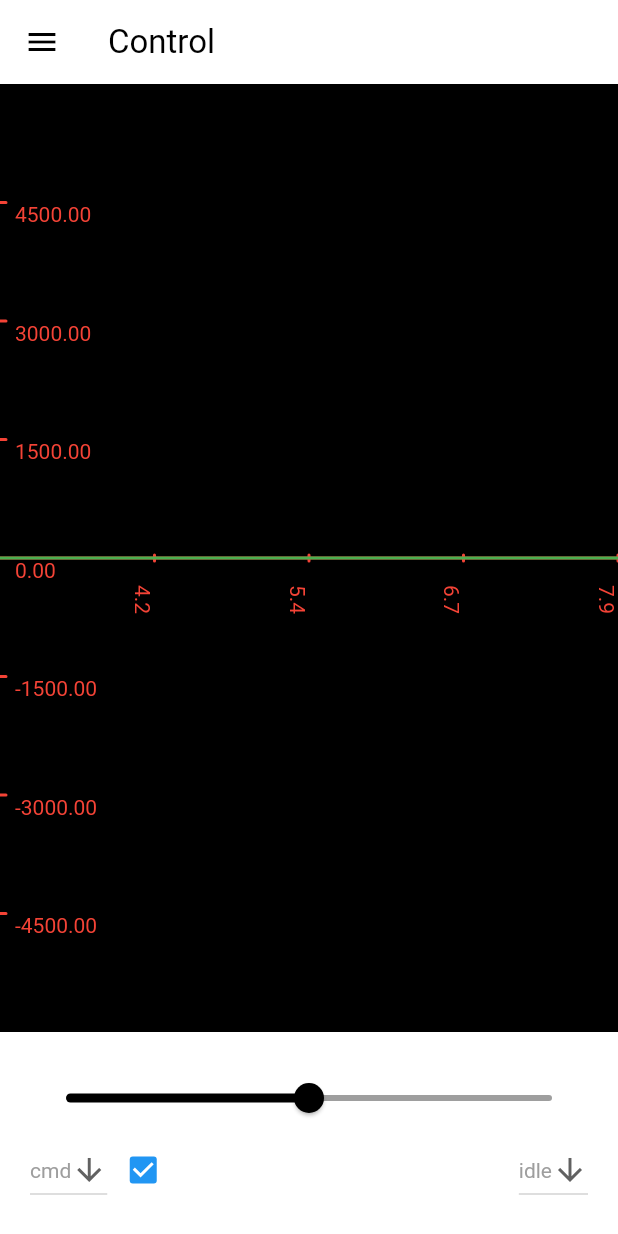
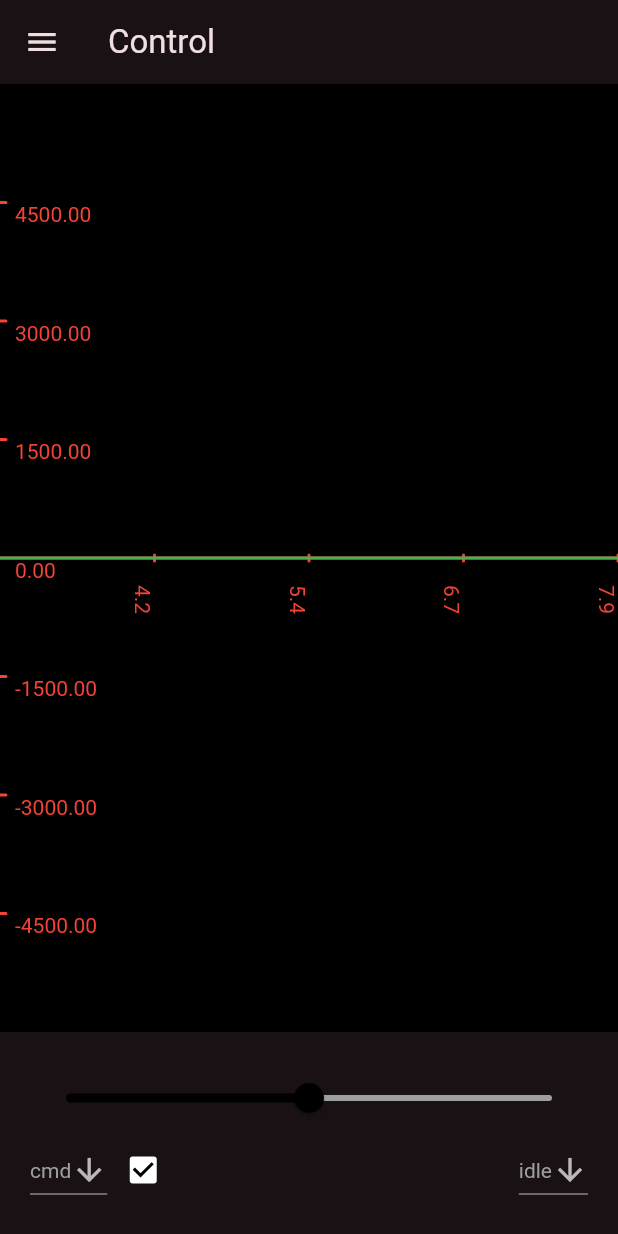
Before and after one commit to benjaminpaik/remote_control, a Flutter app: the screen it shows after launch, on a phone screen of 412 x 824 dp. Run offline on Flutter 3.47's test engine with Material 3 defaults, Android fonts, the phone set to English and light mode, and no system bars; our stand-ins replace permission_handler; missing offline and left inert: flutter_reactive_ble.

```diff
--- a/lib/definitions.dart
+++ b/lib/definitions.dart
@@ -1,7 +1,4 @@
 
-import 'package:flutter/material.dart';
-
-const Color textColor = Colors.black;
 const double standardFontSize = 15;
 
 class RouteData {
--- a/lib/main.dart
+++ b/lib/main.dart
@@ -1,3 +1,4 @@
+
 import 'package:flutter/material.dart';
 import 'package:provider/provider.dart';
 import 'package:remote_control/definitions.dart';
@@ -10,27 +11,28 @@ import 'models/graph_data_model.dart';
 void main() => runApp(const GraphDataApp());
 
 class GraphDataApp extends StatelessWidget {
-  const GraphDataApp({Key? key}) : super(key: key);
+  const GraphDataApp({super.key});
 
   // This widget is the root of your application.
   @override
   Widget build(BuildContext context) {
+    final colorScheme = ColorScheme.fromSeed(
+      brightness: Brightness.dark,
+      seedColor: Colors.black,
+      primary: Colors.white,
+      onPrimary: Colors.black,
+    );
+
     return MultiProvider(
       providers: [
-        ChangeNotifierProvider<ScreenModel>(
-            create: (context) => ScreenModel()),
+        ChangeNotifierProvider<ScreenModel>(create: (context) => ScreenModel()),
         ChangeNotifierProvider<GraphDataModel>(
             create: (context) => GraphDataModel()),
       ],
       child: MaterialApp(
         title: 'Remote Control',
         theme: ThemeData(
-          primaryColor: Colors.blue,
-          textTheme: const TextTheme(
-            displayLarge: TextStyle(fontSize: 30.0, fontWeight: FontWeight.normal, color: Colors.white),
-            bodyLarge: TextStyle(fontSize: 16.0, fontWeight: FontWeight.normal, color: Colors.black),
-            bodyMedium: TextStyle(fontSize: 12.0, fontWeight: FontWeight.normal, color: Colors.white),
-          ), colorScheme: ColorScheme.fromSwatch().copyWith(secondary: Colors.lightBlue),
+          colorScheme: colorScheme,
         ),
         initialRoute: controlRoute.route,
         routes: {
--- a/lib/screens/scope_screen.dart
+++ b/lib/screens/scope_screen.dart
@@ -9,7 +9,7 @@ import '../definitions.dart';
 class ScopePage extends StatelessWidget {
   final String title;
 
-  const ScopePage({Key? key, required this.title}) : super(key: key);
+  const ScopePage({super.key, required this.title});
 
   @override
   Widget build(BuildContext context) {
@@ -43,7 +43,7 @@ class ScopePage extends StatelessWidget {
 class OscilloscopeControls extends StatelessWidget {
   final bool portrait;
 
-  const OscilloscopeControls(this.portrait, {Key? key}) : super(key: key);
+  const OscilloscopeControls(this.portrait, {super.key});
 
   @override
   Widget build(BuildContext context) {
@@ -155,7 +155,7 @@ class OscilloscopeControls extends StatelessWidget {
 
 class OscilloscopePlots extends StatelessWidget {
 
-  const OscilloscopePlots({Key? key}) : super(key: key);
+  const OscilloscopePlots({super.key});
 
   @override
   Widget build(BuildContext context) {
@@ -164,7 +164,7 @@ class OscilloscopePlots extends StatelessWidget {
       child: Selector<GraphDataModel, double>(
         selector: (_, selectorModel) => selectorModel.elapsedTime,
         builder: (context, selectorTuple, child) {
-          return Oscilloscope(key: key, plotData: graphDataModel.plotData);
+          return Oscilloscope(graphDataModel.plotData);
         },
       ),
     );
--- a/lib/widgets/navigation_widget.dart
+++ b/lib/widgets/navigation_widget.dart
@@ -5,7 +5,7 @@ import 'package:remote_control/models/screen_model.dart';
 import '../definitions.dart';
 
 class CustomNavigationDrawer extends StatelessWidget {
-  const CustomNavigationDrawer({Key? key}) : super(key: key);
+  const CustomNavigationDrawer({super.key});
 
   @override
   Widget build(BuildContext context) {
@@ -15,6 +15,7 @@ class CustomNavigationDrawer extends StatelessWidget {
         selector: (_, selectorModel) => selectorModel.screenIndex,
         builder: (context, screenIndex, child) {
           return NavigationDrawer(
+            indicatorColor: Theme.of(context).focusColor,
             onDestinationSelected: (int index) {
               screenModel.screenIndex = index;
               if(index < routeData.length) {
--- a/lib/widgets/oscilloscope_widget.dart
+++ b/lib/widgets/oscilloscope_widget.dart
@@ -157,13 +157,13 @@ class PlotCurve {
 class Oscilloscope extends StatefulWidget {
   final PlotData plotData;
 
-  const Oscilloscope({required key, required this.plotData}) : super(key: key);
+  const Oscilloscope(this.plotData, {super.key});
 
   @override
-  _OscilloscopeState createState() => _OscilloscopeState();
+  OscilloscopeState createState() => OscilloscopeState();
 }
 
-class _OscilloscopeState extends State<Oscilloscope>
+class OscilloscopeState extends State<Oscilloscope>
     with WidgetsBindingObserver {
   @override
   Widget build(BuildContext context) {
```
Also changed, not shown: lib/models/graph_data_model.dart (+23 -25 lines), lib/screens/ble_screen.dart (+18 -14 lines), pubspec.yaml (+15 -13 lines), 6 other files.
